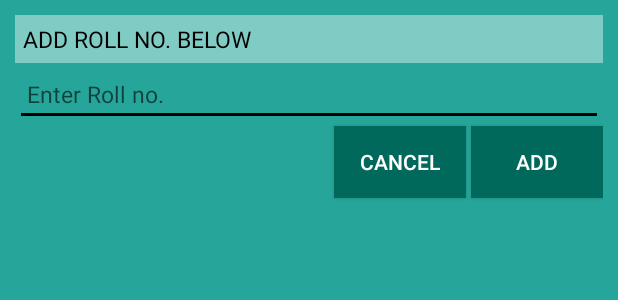
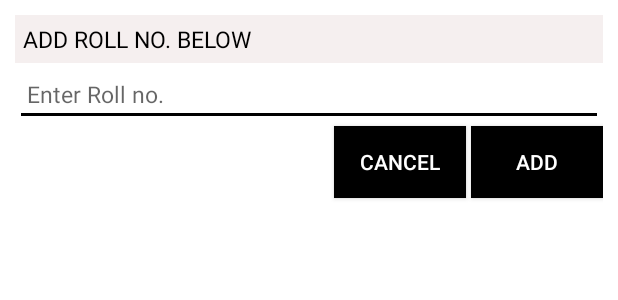
Before and after one commit to ravisharma46/SmartAttendanceSystem, an Android app: the layout alertdialog_custom_view.xml on its own in the app's theme, with its tools: preview values and no code run, on a phone screen of 412 x 824 dp. Shown: the top 300 px of the screen. Run offline under Robolectric (Android 15) with nearby library versions, the phone set to English and light mode, and no system bars.

Commit message:
customized UI of alertDialog

```diff
--- a/app/src/main/res/layout/activity_select_branch.xml
+++ b/app/src/main/res/layout/activity_select_branch.xml
@@ -5,6 +5,7 @@
     android:id="@+id/drawer_layout"
     android:layout_width="match_parent"
     android:layout_height="match_parent"
+    android:background="@color/white"
     android:fitsSystemWindows="true"
     tools:openDrawer="start">
 
--- a/app/src/main/res/layout/alertdialog_custom_view.xml
+++ b/app/src/main/res/layout/alertdialog_custom_view.xml
@@ -12,7 +12,7 @@
         android:layout_height="match_parent"
         android:padding="10dp"
         tools:context=".MainActivity"
-        android:background="#26A69A"
+        android:background="#ffffff"
         >
         <TextView
             android:id="@+id/dialog_title"
@@ -21,7 +21,7 @@
             android:text="ADD ROLL NO. BELOW"
             android:padding="5dp"
             android:textColor="@color/black"
-            android:background="#80CBC4"
+            android:background="#F5EFEF"
             android:textSize="15dp"
             />
         <EditText
@@ -40,7 +40,7 @@
             android:text="ADD"
             android:textColor="@color/white"
             android:layout_alignParentRight="true"
-            android:background="#00695C"
+            android:background="#000000"
             android:layout_below="@id/et_name"
             />
         <Button
@@ -49,7 +49,7 @@
             android:layout_height="wrap_content"
             android:text="CANCEL"
             android:layout_toLeftOf="@id/dialog_positive_btn"
-            android:background="#00695C"
+            android:background="#000000"
             android:layout_marginRight="3dp"
             android:textColor="@color/white"
             android:layout_alignBaseline="@id/dialog_positive_btn"
```
